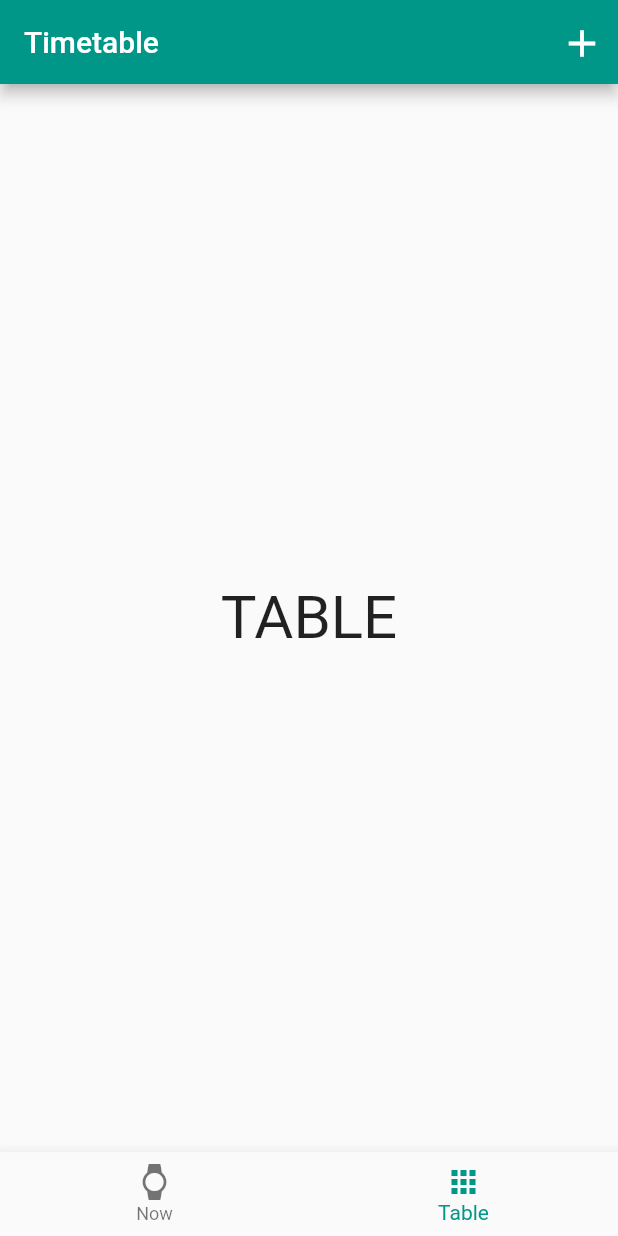
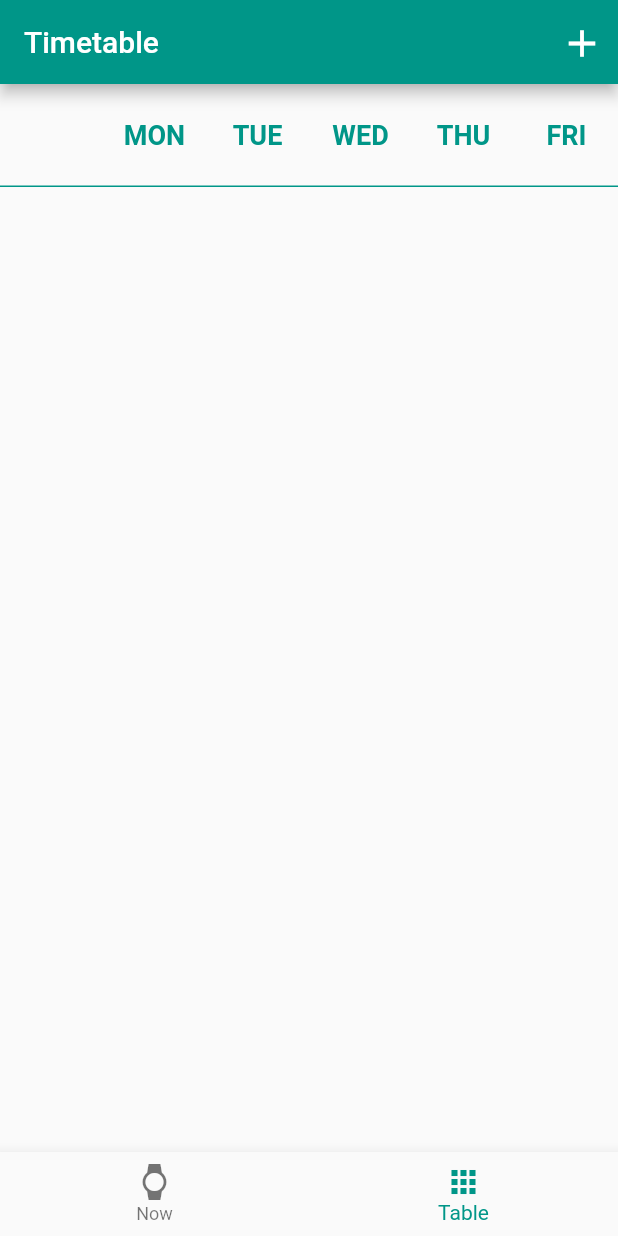
Before and after one commit to bebye/timetable_flutter, a Flutter app: the screen it shows after launch, item 2 of the bottom bar chosen, on a phone screen of 412 x 824 dp. Run offline on Flutter 3.47's test engine with Material 2 defaults, Android fonts, the phone set to English and light mode, and no system bars.

Commit message:
add basic ui on timetable

```diff
--- a/lib/ui/timetable.dart
+++ b/lib/ui/timetable.dart
@@ -1,13 +1,50 @@
 import 'package:flutter/material.dart';
+import 'package:timetable_flutter/common/style.dart';
 
-class Timetable extends StatelessWidget {
+class Timetable extends StatefulWidget {
+  @override
+  State<StatefulWidget> createState() => _TimetableState();
+}
+
+class _TimetableState extends State<Timetable> {
   @override
   Widget build(BuildContext context) {
-    return Center(
-      child: Text(
-        'TABLE',
-        style: TextStyle(fontSize: 40),
-      ),
+    return _buildHeader();
+  }
+
+  Widget _buildHeader() {
+    return GridView.count(
+      crossAxisCount: 6,
+      children: [
+        _buildHeaderItem(''),
+        _buildHeaderItem('MON'),
+        _buildHeaderItem('TUE'),
+        _buildHeaderItem('WED'),
+        _buildHeaderItem('THU'),
+        _buildHeaderItem('FRI'),
+      ],
     );
   }
+
+  Widget _buildHeaderItem(String text, {Color textColor = primaryColor}) =>
+      Container(
+        child: _buildText(text, 18.0, textColor, weight: FontWeight.bold),
+        alignment: Alignment.center,
+        decoration: addBottomBorder(),
+      );
+
+  Widget _buildText(String text, double size, Color color,
+          {FontWeight weight = FontWeight.normal}) =>
+      Text(
+        text,
+        style: TextStyle(fontSize: size, color: color, fontWeight: weight),
+      );
+
+  BoxDecoration addBottomBorder({Color color = primaryColor}) => BoxDecoration(
+        border: Border(
+            bottom: BorderSide(
+          color: color,
+          width: 1.0,
+        )),
+      );
 }
```
